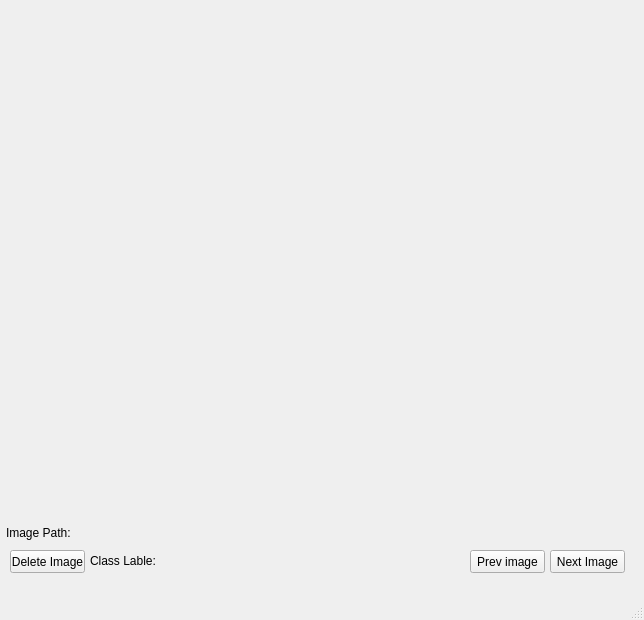
Qt form Image plot.ui (MaxXxIL/ADC-development) before a commit.
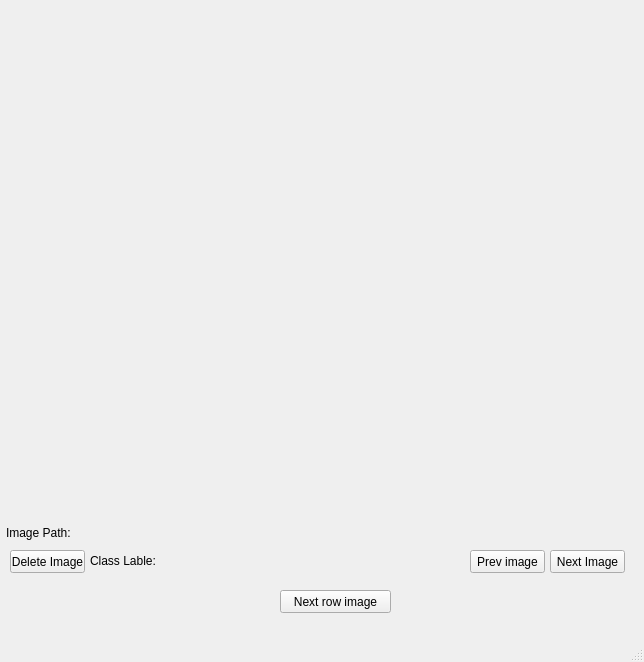
The same form after that commit.

Commit message: Image name shorten in image plot page added red color to class label

The edit to the form file:
```diff
--- a/Image plot.ui
+++ b/Image plot.ui
@@ -7,7 +7,7 @@
     <x>0</x>
     <y>0</y>
     <width>644</width>
-    <height>620</height>
+    <height>662</height>
    </rect>
   </property>
   <property name="windowTitle">
@@ -17,8 +17,8 @@
    <widget class="QLabel" name="label">
     <property name="geometry">
      <rect>
-      <x>0</x>
-      <y>2</y>
+      <x>60</x>
+      <y>10</y>
       <width>501</width>
       <height>501</height>
      </rect>
@@ -92,6 +92,19 @@
      <string>Class Lable:</string>
     </property>
    </widget>
+   <widget class="QPushButton" name="pushButton">
+    <property name="geometry">
+     <rect>
+      <x>280</x>
+      <y>590</y>
+      <width>111</width>
+      <height>23</height>
+     </rect>
+    </property>
+    <property name="text">
+     <string>Next row image</string>
+    </property>
+   </widget>
   </widget>
   <widget class="QMenuBar" name="menubar">
    <property name="geometry">
```
The commit also changes 2 other files.
